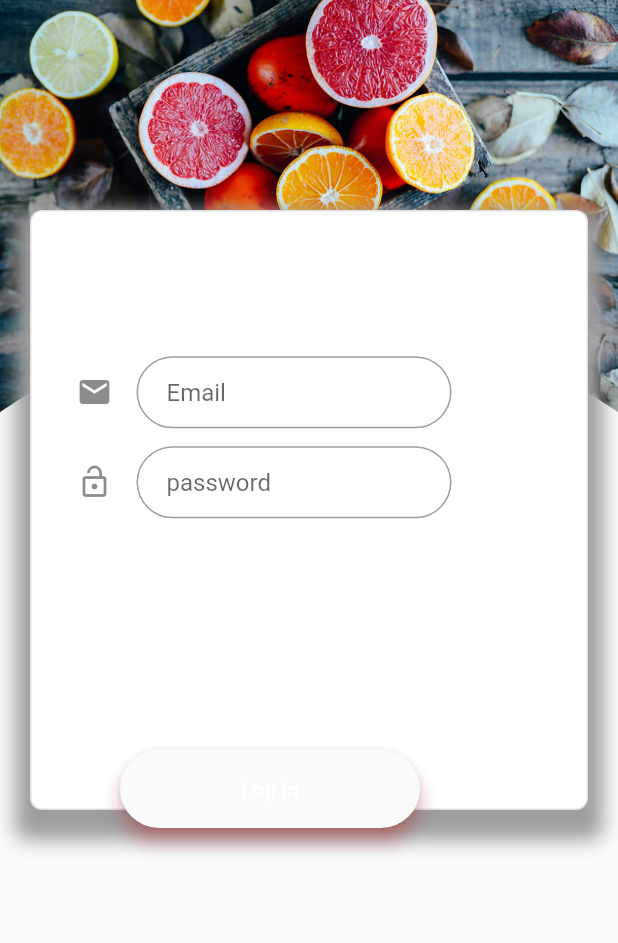
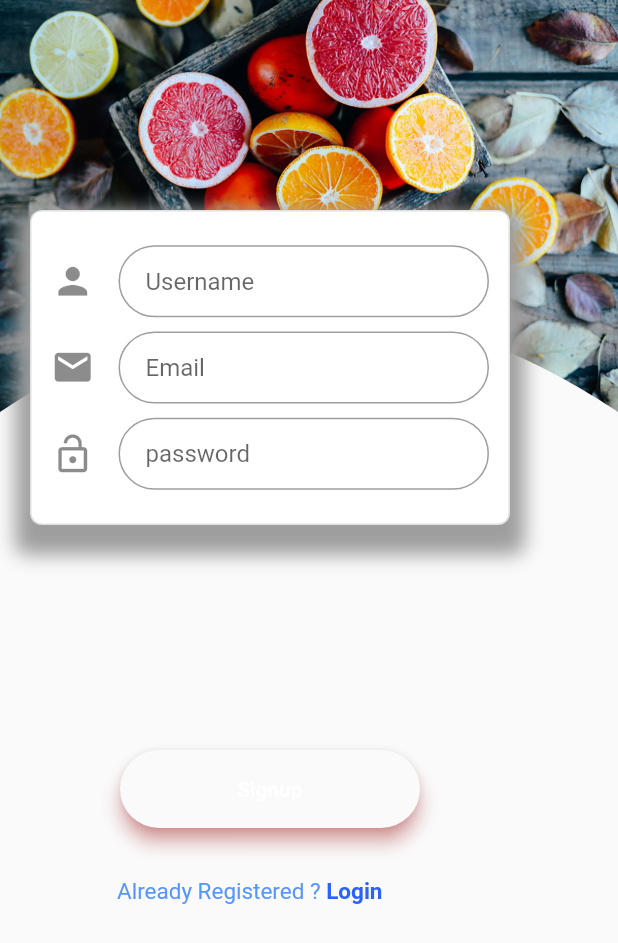
Before and after one commit to vishweshsoni/v_signin, a Flutter app: the Signup screen opened by its route, on a phone screen of 412 x 824 dp. Shown: the top 943 px of the screen. Run offline on Flutter 3.47's test engine with Material 2 defaults, Android fonts, the phone set to English and light mode, and no system bars; our stand-ins replace firebase_auth, google_sign_in; accounts and stored records are empty; Roboto replaces fonts that are missing (Nunito).

Commit message:
signup page design

```diff
--- a/lib/signup_page.dart
+++ b/lib/signup_page.dart
@@ -9,85 +9,96 @@ class Signup extends StatefulWidget {
 }
 
 class _SignupState extends State<Signup> {
-  FormType _formtype= FormType.register;
-  String  _username;
+ String _name;
  String _email;
  String _password;
+ bool autovalidate = false;
+ final GlobalKey<FormState> formKey = new GlobalKey<FormState>();
  final GlobalKey<ScaffoldState> _scaffoldKey = new GlobalKey<ScaffoldState>();
-
  @override
   Widget build(BuildContext context) {
-    final image = Container(
+    // TODO: implement build
+    return new Scaffold(
+      key:_scaffoldKey ,
+      body: new Container(
         child: new Stack(
           children: <Widget>[
             new ClipPath(
               child: new Image.asset('images/food.jpg'),
               clipper: new BottomClipper(),
             ),
+            new Container(
+              child: new Form(
+                  key: formKey,
+                  autovalidate: autovalidate,
+                  child:  new Container(
+                    margin: EdgeInsets.all(12.0),
+                    padding: EdgeInsets.all(1.0),
+                    child: new Column(
+                      crossAxisAlignment: CrossAxisAlignment.stretch,
+                      mainAxisAlignment: MainAxisAlignment.spaceEvenly,
 
-        ],
+                      children: <Widget>[
+                        new TextFormField(
+
+                          keyboardType: TextInputType.text,
+                          autofocus: false,
+                          autocorrect: true,
+                          validator: (val) =>
+                          val.length < 4 ? 'name not available' : null,
+                          onSaved: (val) => _email = val,
+                          decoration: InputDecoration(
+
+                            icon: new Icon(Icons.person,size: 29.0,),
+                            hintText: 'Username',
+                            contentPadding: EdgeInsets.fromLTRB(18.0, 8.0, 20.0, 15.0),
+                            border: OutlineInputBorder(
+
+                                borderRadius: BorderRadius.circular(32.0)),
                           ),
-    );
-    final box = Container(
-      child: new Container(
-        child: Row(
-          children: <Widget>[
-            new Stack(
-              children: <Widget>[
-                new Container(
-                  height: 250.0,
-                  width: 250.0,
-                  margin: new EdgeInsets.only(top: 45.0, left: 30.0),
-                  child: new Form(
+                        ),
 
-                    child: TextFormField(
+
+                        new TextFormField(
+
                           keyboardType: TextInputType.emailAddress,
                           autofocus: false,
                           autocorrect: true,
-//                      validator: validations.validateEmail,
-//                      onSaved: (String email){
-//                        user.email =email;
-//                      },
                           validator: (val) =>
                           !val.contains('@') ? 'Not a valid email' : null,
                           onSaved: (val) => _email = val,
                           decoration: InputDecoration(
-                        icon: new Icon(Icons.email),
+
+                            icon: new Icon(Icons.email,size: 29.0,),
                             hintText: 'Email',
-                        contentPadding:
-                        EdgeInsets.fromLTRB(20.0, 10.0, 20.0, 10.0),
+                            contentPadding: EdgeInsets.fromLTRB(18.0, 8.0, 20.0, 15.0),
                             border: OutlineInputBorder(
+
                                 borderRadius: BorderRadius.circular(32.0)),
                           ),
                         ),
-                  ),
-                ),
-                new Container(
-                  height: 100.0,
-                  width: 250.0,
-                  margin: new EdgeInsets.only(top: 105.0, left: 30.0),
-                  child: TextFormField(
+
+                        new TextFormField(
                           autofocus: false,
                           obscureText: true,
                           validator: (val) =>
                           val.length < 6 ? 'password too short' : null,
                           onSaved: (val) => _password = val,
                           decoration: InputDecoration(
-                      icon: new Icon(Icons.lock_open),
+                            icon: new Icon(Icons.lock_open,size: 29.0,),
                             hintText: 'password',
                             contentPadding:
-                      EdgeInsets.fromLTRB(20.0, 10.0, 20.0, 10.0),
+                            EdgeInsets.fromLTRB(18.0, 8.0, 20.0, 15.0),
                             border: OutlineInputBorder(
                                 borderRadius: BorderRadius.circular(32.0)),
                           ),
                         ),
-                ),
-              ],
-            ),
                       ],
                     ),
                   ),
-      height: 400.0,
+              ),
+              height: 210.0,
+              width: 320.0,
               margin: new EdgeInsets.only(left: 20.0, top: 140.0, right: 20.0),
               decoration: new BoxDecoration(
                 color: Colors.white,
@@ -103,8 +114,31 @@ class _SignupState extends State<Signup> {
                   ),
                 ],
               ),
-    );
-    final login = Padding(
+            ),
+            Container(
+              margin: EdgeInsets.only(top: 570.0, left: 62.0),
+              child: new FlatButton(
+                child: RichText(
+                  text: new TextSpan(
+                    children: <TextSpan>[
+                      new TextSpan(
+                        text: 'Already Registered ?',
+                        style: new TextStyle(color: Colors.blueAccent.withOpacity(0.9),fontSize: 15.0),
+                      ),
+                      new TextSpan(
+                        text: ' Login',
+                        style: new TextStyle(color: Colors.blueAccent.shade700,
+                            fontSize: 15.0,
+                            fontWeight: FontWeight.bold),
+
+                      ),
+                    ],
+                  ),
+                ),
+                onPressed: () => Navigator.of(context).pushNamed(LoginPage.tag),
+              ),
+            ),
+                  new Padding(
                           padding: EdgeInsets.only(top: 500.0, left: 80.0),
                           child: Material(
                             borderRadius: BorderRadius.circular(30.0),
@@ -113,29 +147,22 @@ class _SignupState extends State<Signup> {
                             child: MaterialButton(
                               minWidth: 200.0,
                               height: 52.0,
-//          onPressed: _submit,
+//                              onPressed: _submit,
                               color: Colors.redAccent,
                               child: Text(
-            'Log In',
+                                'Signup',
                                 style: TextStyle(color: Colors.white),
                               ),
                             ),
                           ),
-    );
-
-    return Scaffold(
-        key: _scaffoldKey,
-        body: new Container(
-          child: Stack(
-            children: <Widget>[
-              image,
-              box,
-              login,
+                        ),
 
       ],
         ),
-        ));
+      ),
+    );
   }
+
 }
 
 class BottomClipper extends CustomClipper<Path> {
```
Lines whose indentation alone changed are shown as unchanged.
